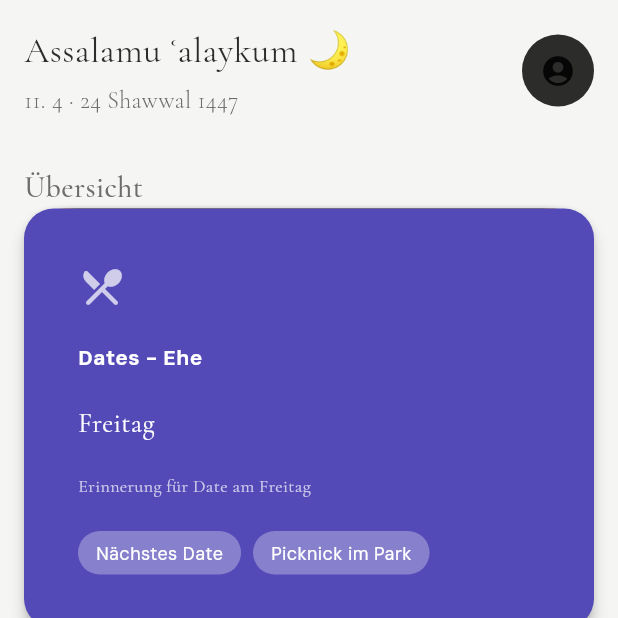
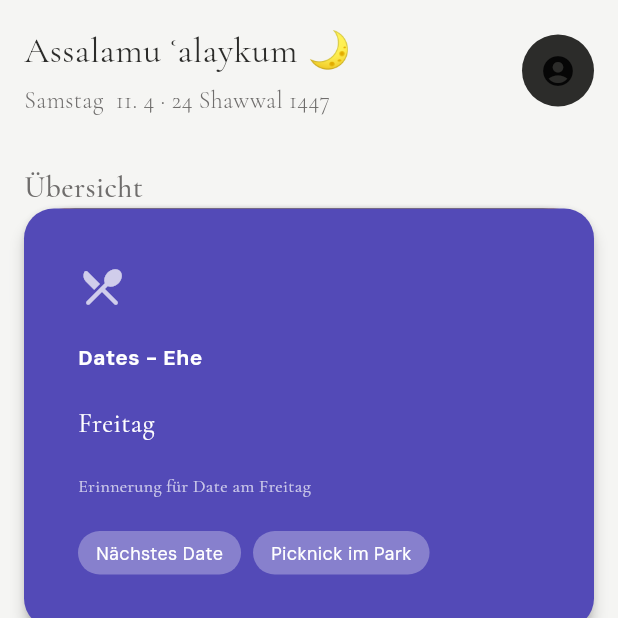
Before and after one commit to fairytaib/HusbandTest, a Flutter app: the screen it shows after launch, on a phone screen of 412 x 824 dp, the top half of it. Run offline on Flutter 3.47's test engine with Material 3 defaults, Android fonts, the phone set to English and light mode, and no system bars; our stand-ins replace hijri.

Commit message:
Outsource sceleton into widget

```diff
--- a/lib/features/deen/presentation/deen_screen.dart
+++ b/lib/features/deen/presentation/deen_screen.dart
@@ -3,6 +3,10 @@ import 'package:flutter/material.dart';
 
 //Css
 // import 'package:husband/shared/style_constants.dart';
+
+//Shared Widgets
+import 'package:husband/features/shared/header/header.dart';
+import 'package:husband/features/shared/navbar/navbar.dart';
 
 class DeenScreen extends StatefulWidget {
   const DeenScreen({super.key});
--- a/lib/features/home/presentation/home_screen.dart
+++ b/lib/features/home/presentation/home_screen.dart
@@ -2,15 +2,18 @@
 import 'package:flutter/material.dart';
 
 //Css
-import 'package:husband/shared/style_constants.dart';
+import 'package:husband/features/shared/css/style_constants.dart';
 
-//Widgets
-import 'package:husband/shared/header.dart';
+//Shared Widgets
+import 'package:husband/features/shared/body/sceleton.dart';
+import 'package:husband/features/shared/header/header.dart';
+import 'package:husband/features/shared/navbar/navbar.dart';
+
+// Own Widgets
 import 'package:husband/features/home/widgets/cards.dart';
 import 'package:husband/features/home/widgets/quick_actions.dart';
 import 'package:husband/features/home/widgets/info_center.dart';
 import 'package:husband/features/home/widgets/memories.dart';
-import 'package:husband/features/navbar/navbar.dart';
 
 class HomeScreen extends StatefulWidget {
   const HomeScreen({super.key});
@@ -25,24 +28,15 @@ class _HomeScreenState extends State<HomeScreen> {
 
   @override
   Widget build(BuildContext context) {
-    return Scaffold(
-      body: SafeArea(
-        child: SingleChildScrollView(
-          child: Padding(
-            padding: const EdgeInsets.all(16.0),
-            child: Column(
-              mainAxisAlignment: MainAxisAlignment.start,
-              crossAxisAlignment: CrossAxisAlignment.start,
-              children: [
-                Header(
+    return Sceleton(
+      header: Header(
         title: 'Assalamu ʿalaykum',
         emote: '🌙',
         europeDateTime: dateTime,
         icon: Icons.account_circle,
         actions: null,
       ),
-                SizedBox(height: 32),
-                InteractiveCardStack(
+      upperActions: InteractiveCardStack(
         cards: [
           DashboardCard(
             backgroundColor: MainColors.emerald,
@@ -96,7 +90,7 @@ class _HomeScreenState extends State<HomeScreen> {
           ),
         ],
       ),
-                QuickActionsSection(
+      extraActions: QuickActionsSection(
         children: [
           QuickAction(
             backgroundColor: const Color.fromARGB(255, 38, 199, 124),
@@ -120,6 +114,7 @@ class _HomeScreenState extends State<HomeScreen> {
           ),
         ],
       ),
+      mainAction: [
         InformationCenter(
           backgroundColor: MainColors.ink,
           icon: Icons.warning_amber_rounded,
@@ -152,12 +147,7 @@ class _HomeScreenState extends State<HomeScreen> {
             ),
           ],
         ),
-                SizedBox(height: 100),
       ],
-            ),
-          ),
-        ),
-      ),
       bottomNavigationBar: CustomNavbar(
         currentIndex: _selectedTab,
         onTap: (index) {
--- a/lib/features/home/widgets/cards.dart
+++ b/lib/features/home/widgets/cards.dart
@@ -1,5 +1,5 @@
 import 'package:flutter/material.dart';
-import 'package:husband/shared/style_constants.dart';
+import 'package:husband/features/shared/css/style_constants.dart';
 
 class TagData {
   final String label;
--- a/lib/features/home/widgets/quick_actions.dart
+++ b/lib/features/home/widgets/quick_actions.dart
@@ -1,5 +1,5 @@
 import 'package:flutter/material.dart';
-import 'package:husband/shared/style_constants.dart';
+import 'package:husband/features/shared/css/style_constants.dart';
 
 
 class QuickAction extends StatefulWidget {
--- /dev/null
+++ b/lib/features/shared/body/sceleton.dart
@@ -0,0 +1,53 @@
+// Flutter packages
+import 'package:flutter/material.dart';
+
+//Css
+
+class Sceleton extends StatefulWidget {
+  final Widget header;
+  final Widget upperActions;
+  final Widget? extraActions;
+  final List<Widget> mainAction;
+  final Widget bottomNavigationBar;
+
+  const Sceleton({
+    required this.header,
+    required this.upperActions,
+    this.extraActions,
+    required this.mainAction,
+    required this.bottomNavigationBar,
+    super.key
+    });
+
+  @override
+  State<Sceleton> createState() => _SceletonState();
+}
+
+class _SceletonState extends State<Sceleton> {
+
+  @override
+  Widget build(BuildContext context) {
+    return Scaffold(
+      body: SafeArea(
+        child: SingleChildScrollView(
+          child: Padding(
+            padding: const EdgeInsets.all(16.0),
+            child: Column(
+              mainAxisAlignment: MainAxisAlignment.start,
+              crossAxisAlignment: CrossAxisAlignment.start,
+              children: [
+                widget.header,
+                SizedBox(height: 32),
+                widget.upperActions,
+                widget.extraActions ?? SizedBox.shrink(),
+                ...widget.mainAction,
+                SizedBox(height: 100),
+              ],
+            ),
+          ),
+        ),
+      ),
+      bottomNavigationBar: widget.bottomNavigationBar,
+    );
+  }
+}
--- a/lib/shared/header.dart
+++ b/lib/features/shared/header/header.dart
@@ -1,12 +1,13 @@
 import 'package:flutter/material.dart';
 import 'package:hijri/hijri_calendar.dart';
-import 'package:husband/shared/style_constants.dart';
+import 'package:husband/features/shared/css/style_constants.dart';
 
 class Header extends StatelessWidget {
   final String title;
   final String emote;
   final String? subtitle;
   final DateTime? europeDateTime;
+  final String? weekday;
   final IconData? icon;
   final Widget? actions;
 
@@ -16,6 +17,7 @@ class Header extends StatelessWidget {
     required this.emote,
     this.subtitle,
     this.europeDateTime,
+    this.weekday,
     this.icon,
     this.actions,
   });
@@ -29,8 +31,22 @@ class Header extends StatelessWidget {
       final e = europeDateTime!;
       final i = HijriCalendar.fromDate(europeDateTime!);
 
+      var dateTime = DateTime.now();
+      List<String> weekdays = [
+        "Montag",
+        "Dienstag",
+        "Mittwoch",
+        "Donnerstag",
+        "Freitag",
+        "Samstag",
+        "Sonntag",
+      ];
+
+      int weekdayNumber = dateTime.weekday;
+      String todayName = weekdays[weekdayNumber - 1];
+
       dateHeader =
-          "${e.day}. ${e.month} · ${i.hDay} ${i.longMonthName} ${i.hYear}";
+          "$todayName ${weekday ?? ''} ${e.day}. ${e.month} · ${i.hDay} ${i.longMonthName} ${i.hYear}";
     }
     return Column(
       mainAxisAlignment: MainAxisAlignment.start,
--- a/lib/features/navbar/navbar.dart
+++ b/lib/features/shared/navbar/navbar.dart
@@ -1,5 +1,5 @@
 import 'package:flutter/material.dart';
-import 'package:husband/shared/style_constants.dart';
+import 'package:husband/features/shared/css/style_constants.dart';
 
 class CustomNavbar extends StatelessWidget {
   final int currentIndex;
--- a/lib/main.dart
+++ b/lib/main.dart
@@ -1,5 +1,5 @@
 import 'package:flutter/material.dart';
-import 'package:husband/shared/style_constants.dart';
+import 'package:husband/features/shared/css/style_constants.dart';
 import 'package:husband/features/home/presentation/home_screen.dart';
 
 class HusbandApp extends StatelessWidget {
```
Also changed, not shown: lib/features/shared/css/style_constants.dart (renamed from lib/shared/style_constants.dart). Lines whose indentation alone changed are shown as unchanged.
